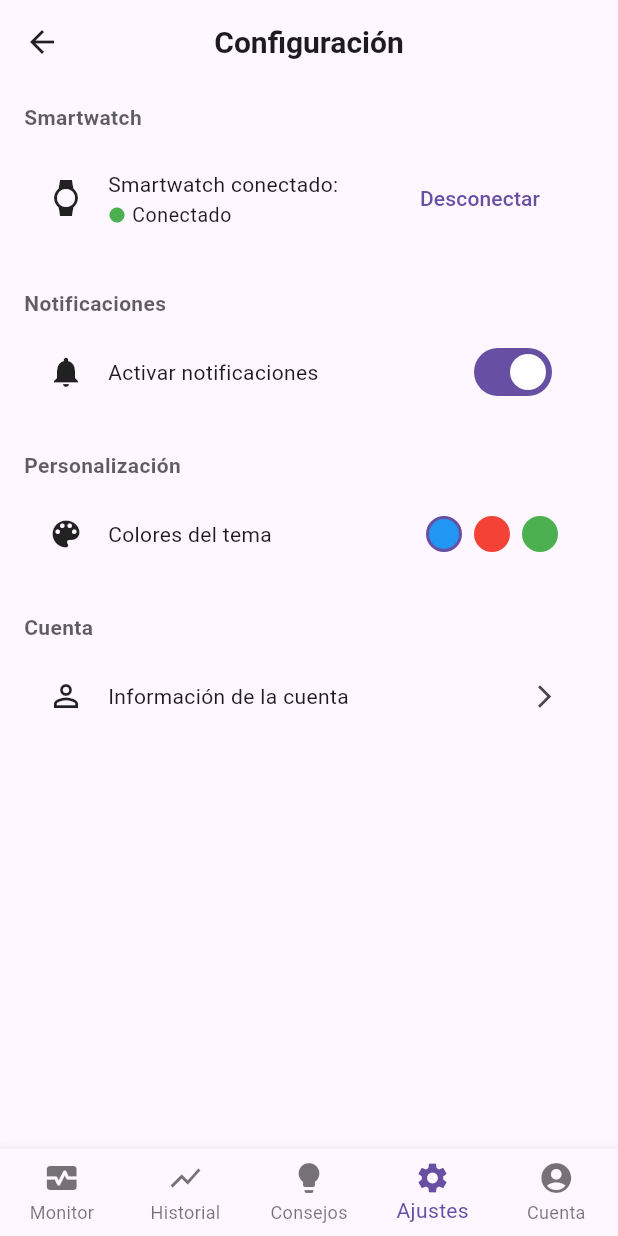
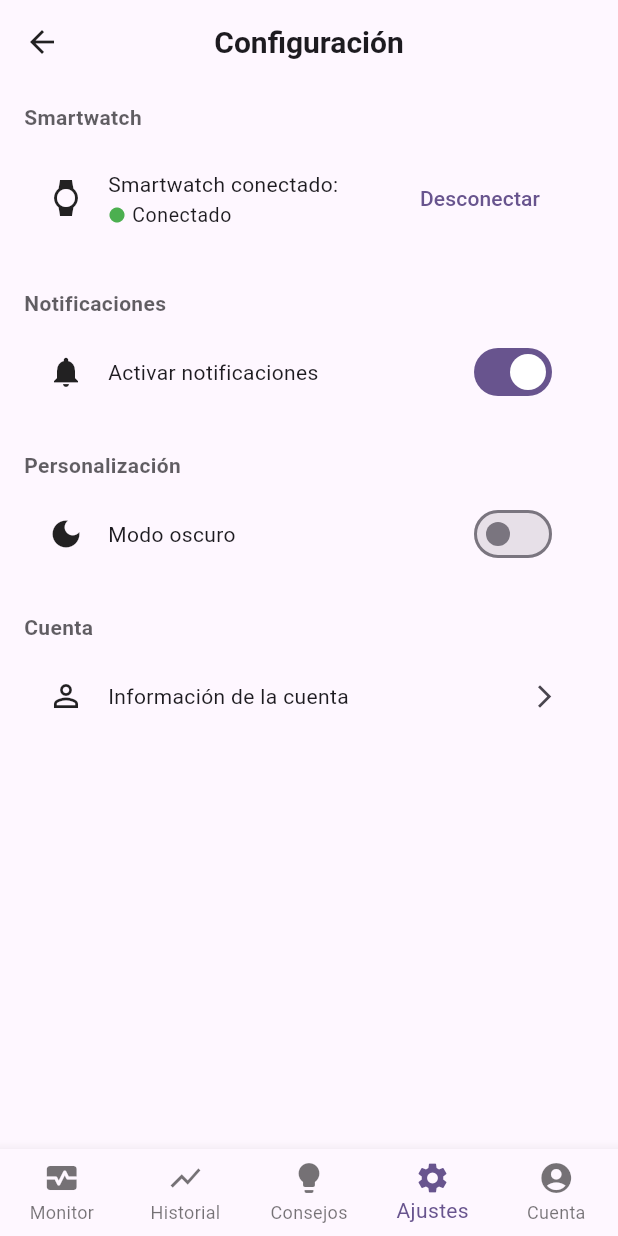
Before and after one commit to jersain28/Stressmobile, a Flutter app: the screen it shows once a user with an empty profile is signed in, item 4 of the bottom bar chosen, on a phone screen of 412 x 824 dp. Run offline on Flutter 3.47's test engine with Material 3 defaults, Android fonts, the phone set to English and light mode, and no system bars; our stand-ins replace cloud_firestore, firebase_auth, firebase_core, fl_chart, google_sign_in, shared_preferences; accounts and stored records are empty.

Commit message:
05 settings y account_info listos en developer

```diff
--- a/lib/main.dart
+++ b/lib/main.dart
@@ -1,12 +1,18 @@
 import 'package:firebase_auth/firebase_auth.dart';
 import 'package:firebase_core/firebase_core.dart';
 import 'package:flutter/material.dart';
+import 'package:shared_preferences/shared_preferences.dart';
 import 'package:stress/Screens/Auth/welcome.dart';
 import 'package:stress/home/stress_monitor.dart';
+
+final ValueNotifier<bool> darkModeNotifier = ValueNotifier(false);
 
 void main() async {
   WidgetsFlutterBinding.ensureInitialized();
   await Firebase.initializeApp();
+  final prefs = await SharedPreferences.getInstance();
+  final isDark = prefs.getBool('isDarkMode') ?? false;
+  darkModeNotifier.value = isDark;
   runApp(const MyApp());
 }
 
@@ -15,12 +21,27 @@ class MyApp extends StatelessWidget {
 
   @override
   Widget build(BuildContext context) {
+    return ValueListenableBuilder<bool>(
+      valueListenable: darkModeNotifier,
+      builder: (context, isDark, _) {
         return MaterialApp(
-      title: 'Stress',
+          title: 'Stress App',
           debugShowCheckedModeBanner: false,
-      theme: ThemeData.light(), // Tema claro
-      darkTheme: ThemeData.dark(), // Tema oscuro
-      themeMode: ThemeMode.system, // Usa el tema del sistema
+          theme: ThemeData(
+            colorScheme: ColorScheme.fromSeed(
+              seedColor: Colors.deepPurple,
+              brightness: Brightness.light,
+            ),
+            useMaterial3: true,
+          ),
+          darkTheme: ThemeData(
+            colorScheme: ColorScheme.fromSeed(
+              seedColor: Colors.deepPurple,
+              brightness: Brightness.dark,
+            ),
+            useMaterial3: true,
+          ),
+          themeMode: isDark ? ThemeMode.dark : ThemeMode.light,
           home: StreamBuilder<User?>(
             stream: FirebaseAuth.instance.authStateChanges(),
             builder: (context, snapshot) {
@@ -34,5 +55,7 @@ class MyApp extends StatelessWidget {
             },
           ),
         );
+      },
+    );
   }
 }
--- a/lib/settings/settings.dart
+++ b/lib/settings/settings.dart
@@ -1,8 +1,11 @@
 import 'package:flutter/material.dart';
+import 'package:shared_preferences/shared_preferences.dart';
 import 'package:stress/home/stress_history.dart';
 import 'package:stress/home/stress_monitor.dart';
 import 'package:stress/resources/tips_resources.dart';
 import 'package:stress/settings/account_info.dart';
+
+import '../main.dart'; // Importa para usar darkModeNotifier
 
 class SettingsScreen extends StatefulWidget {
   final int selectedIndex;
@@ -14,56 +17,41 @@ class SettingsScreen extends StatefulWidget {
 
 class _SettingsScreenState extends State<SettingsScreen> {
   bool _notificationsEnabled = true;
-  int _selectedColor = 0; // 0: azul, 1: rojo, 2: verde
   late int _selectedIndex;
+  bool _isDarkMode = false;
 
   @override
   void initState() {
     super.initState();
     _selectedIndex = widget.selectedIndex;
+    _isDarkMode = darkModeNotifier.value;
+  }
+
+  Future<void> _onDarkModeChanged(bool value) async {
+    setState(() {
+      _isDarkMode = value;
+      darkModeNotifier.value = value; // Esto actualiza el ValueNotifier global
+    });
+    final prefs = await SharedPreferences.getInstance();
+    await prefs.setBool('isDarkMode', value); // Esto guarda la preferencia
   }
 
   void _onItemTapped(int index) {
     if (index == _selectedIndex) return;
     if (index == 0) {
-      Navigator.push(
-        context,
-        MaterialPageRoute(
-          builder: (context) => const StressMonitorScreen(selectedIndex: 0),
-        ),
-      );
+      Navigator.push(context, MaterialPageRoute(builder: (context) => const StressMonitorScreen(selectedIndex: 0)));
     }
     if (index == 1) {
-      Navigator.push(
-        context,
-        MaterialPageRoute(
-          builder: (context) => const StressHistoryScreen(selectedIndex: 1),
-        ),
-      );
+      Navigator.push(context, MaterialPageRoute(builder: (context) => const StressHistoryScreen(selectedIndex: 1)));
     }
     if (index == 2) {
-      Navigator.push(
-        context,
-        MaterialPageRoute(
-          builder: (context) => const TipsResourcesScreen(selectedIndex: 2),
-        ),
-      );
+      Navigator.push(context, MaterialPageRoute(builder: (context) => const TipsResourcesScreen(selectedIndex: 2)));
     }
     if (index == 3) {
-      Navigator.push(
-        context,
-        MaterialPageRoute(
-          builder: (context) => const SettingsScreen(selectedIndex: 3),
-        ),
-      );
+      Navigator.push(context, MaterialPageRoute(builder: (context) => const SettingsScreen(selectedIndex: 3)));
     }
     if (index == 4) {
-      Navigator.push(
-        context,
-        MaterialPageRoute(
-          builder: (context) => const AccountInfoScreen(selectedIndex: 4),
-        ),
-      );
+      Navigator.push(context, MaterialPageRoute(builder: (context) => const AccountInfoScreen(selectedIndex: 4)));
     }
   }
 
@@ -76,7 +64,6 @@ class _SettingsScreenState extends State<SettingsScreen> {
     Color sectionTitleColor = theme.textTheme.bodySmall?.color?.withOpacity(0.7) ?? (isDark ? Colors.white70 : Colors.black54);
     Color iconColor = theme.iconTheme.color ?? (isDark ? Colors.white70 : Colors.black54);
     Color backgroundColor = theme.scaffoldBackgroundColor;
-    Color borderColor = theme.dividerColor;
     Color selectedBorderColor = theme.colorScheme.primary;
 
     return Scaffold(
@@ -178,19 +165,11 @@ class _SettingsScreenState extends State<SettingsScreen> {
               color: cardColor,
               borderRadius: BorderRadius.circular(14),
             ),
-            child: ListTile(
-              leading: Icon(Icons.color_lens, color: iconColor),
-              title: Text('Colores del tema', style: theme.textTheme.bodyMedium),
-              trailing: Row(
-                mainAxisSize: MainAxisSize.min,
-                children: [
-                  _colorCircle(0, Colors.blue, selectedBorderColor),
-                  const SizedBox(width: 8),
-                  _colorCircle(1, Colors.red, selectedBorderColor),
-                  const SizedBox(width: 8),
-                  _colorCircle(2, Colors.green, selectedBorderColor),
-                ],
-              ),
+            child: SwitchListTile(
+              secondary: Icon(Icons.dark_mode, color: iconColor),
+              title: Text('Modo oscuro', style: theme.textTheme.bodyMedium),
+              value: _isDarkMode,
+              onChanged: _onDarkModeChanged,
             ),
           ),
           const SizedBox(height: 24),
@@ -230,50 +209,14 @@ class _SettingsScreenState extends State<SettingsScreen> {
         currentIndex: _selectedIndex,
         onTap: _onItemTapped,
         items: const [
-          BottomNavigationBarItem(
-            icon: Icon(Icons.monitor_heart),
-            label: 'Monitor',
-          ),
-          BottomNavigationBarItem(
-            icon: Icon(Icons.show_chart),
-            label: 'Historial',
-          ),
-          BottomNavigationBarItem(
-            icon: Icon(Icons.lightbulb),
-            label: 'Consejos',
-          ),
+          BottomNavigationBarItem(icon: Icon(Icons.monitor_heart), label: 'Monitor'),
+          BottomNavigationBarItem(icon: Icon(Icons.show_chart), label: 'Historial'),
+          BottomNavigationBarItem(icon: Icon(Icons.lightbulb), label: 'Consejos'),
           BottomNavigationBarItem(icon: Icon(Icons.settings), label: 'Ajustes'),
-          BottomNavigationBarItem(
-            icon: Icon(Icons.account_circle),
-            label: 'Cuenta',
-          ),
+          BottomNavigationBarItem(icon: Icon(Icons.account_circle), label: 'Cuenta'),
         ],
         backgroundColor: backgroundColor,
       ),
     );
   }
-
-  Widget _colorCircle(int index, Color color, Color selectedBorderColor) {
-    final theme = Theme.of(context);
-    final isSelected = _selectedColor == index;
-    return GestureDetector(
-      onTap: () {
-        setState(() {
-          _selectedColor = index;
-        });
-      },
-      child: Container(
-        width: 24,
-        height: 24,
-        decoration: BoxDecoration(
-          color: color,
-          shape: BoxShape.circle,
-          border: Border.all(
-            color: isSelected ? selectedBorderColor : Colors.transparent,
-            width: 2,
-          ),
-        ),
-      ),
-    );
-  }
 }
--- a/pubspec.yaml
+++ b/pubspec.yaml
@@ -40,6 +40,7 @@ dependencies:
   firebase_auth: ^5.6.0
   cloud_firestore: ^5.6.9
   google_sign_in: ^6.3.0
+  shared_preferences: ^2.5.3
 
 dev_dependencies:
   flutter_test:
```
Also changed, not shown: lib/Screens/Auth/login.dart (+9 -0 lines), lib/settings/account_info.dart (+32 -5 lines), pubspec.lock, 2 other files. Lines whose indentation alone changed are shown as unchanged.
